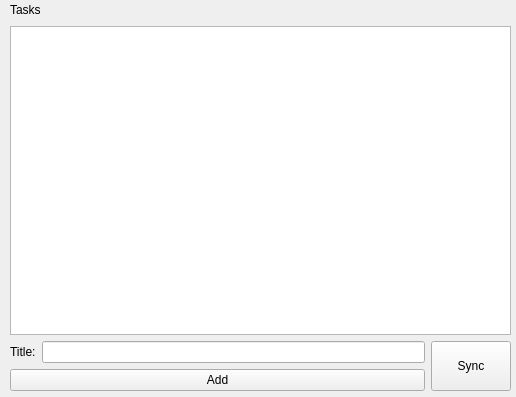
Before: the Qt Designer form src/gui/MainWindow.ui in kverhun/GCalendarTasksSync, drawn with Qt 5.
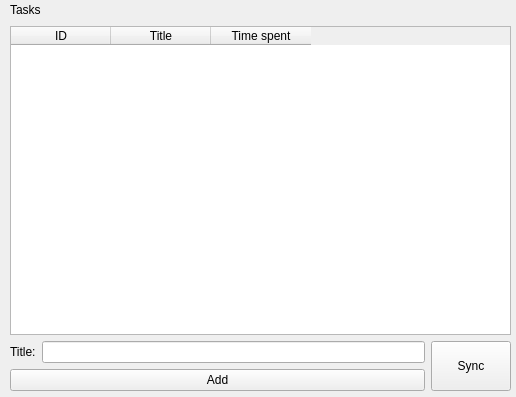
After: the same form once the commit is applied.

Commit message: store added items in table

```diff
--- a/src/gui/MainWindow.ui
+++ b/src/gui/MainWindow.ui
@@ -48,7 +48,32 @@
      </layout>
     </item>
     <item>
-     <widget class="QTableWidget" name="tasksTableWidget"/>
+     <widget class="QTableWidget" name="tasksTableWidget">
+      <property name="editTriggers">
+       <set>QAbstractItemView::NoEditTriggers</set>
+      </property>
+      <property name="columnCount">
+       <number>3</number>
+      </property>
+      <attribute name="verticalHeaderVisible">
+       <bool>false</bool>
+      </attribute>
+      <column>
+       <property name="text">
+        <string>ID</string>
+       </property>
+      </column>
+      <column>
+       <property name="text">
+        <string>Title</string>
+       </property>
+      </column>
+      <column>
+       <property name="text">
+        <string>Time spent</string>
+       </property>
+      </column>
+     </widget>
     </item>
     <item>
      <layout class="QHBoxLayout" name="horizontalLayout_2">
```
The commit also changes 2 other files.
